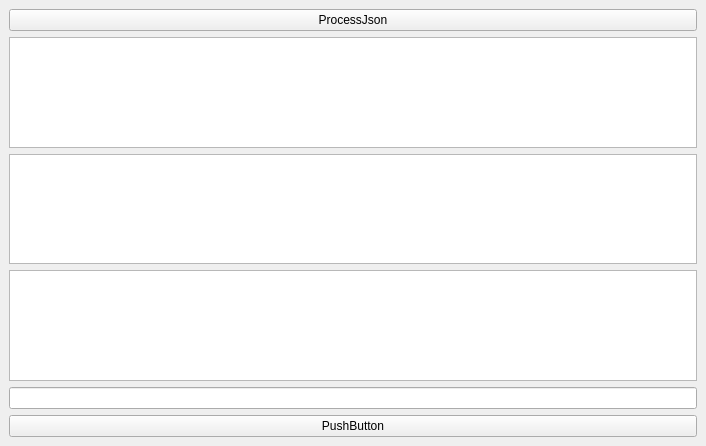
This is mainwindow.ui in HoomanMoradpour/Combination_RaspberryPi_Version as Qt 5 draws it before an edit. The edited form follows.
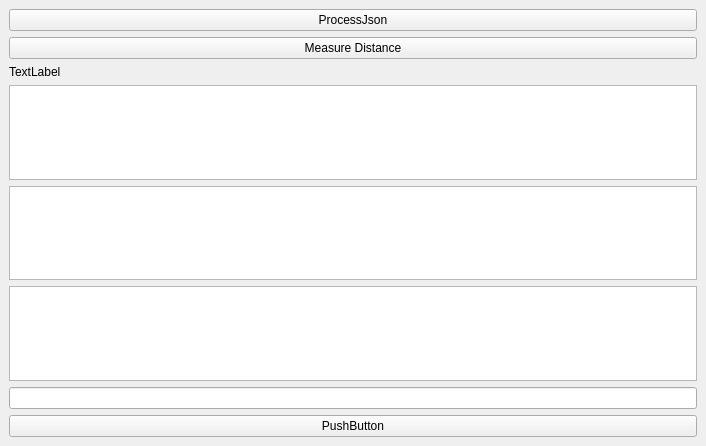
This is the edited form.

What changed in the file:
```diff
--- a/mainwindow.ui
+++ b/mainwindow.ui
@@ -24,6 +24,20 @@
         </property>
        </widget>
       </item>
+      <item>
+       <widget class="QPushButton" name="pushButton_Measure_distance">
+        <property name="text">
+         <string>Measure Distance</string>
+        </property>
+       </widget>
+      </item>
+      <item>
+       <widget class="QLabel" name="label">
+        <property name="text">
+         <string>TextLabel</string>
+        </property>
+       </widget>
+      </item>
       <item>
        <widget class="QListWidget" name="listWidget_contents_2"/>
       </item>
```
Left out of the diff: 2 changed lines with no effect on the pictures.
